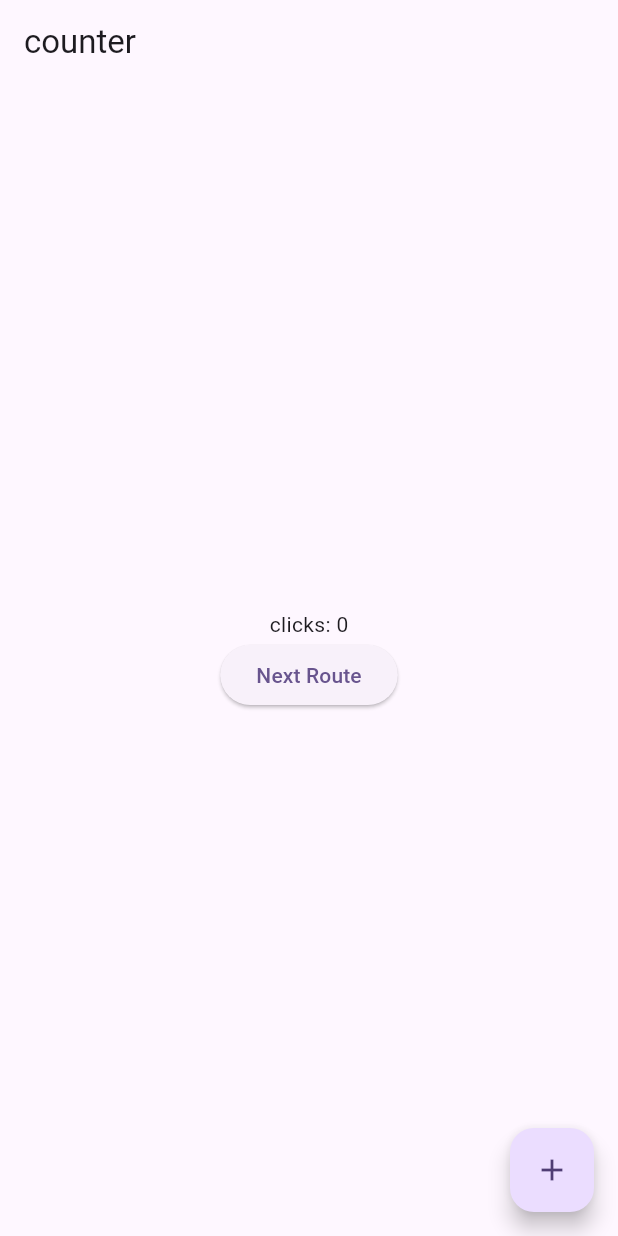
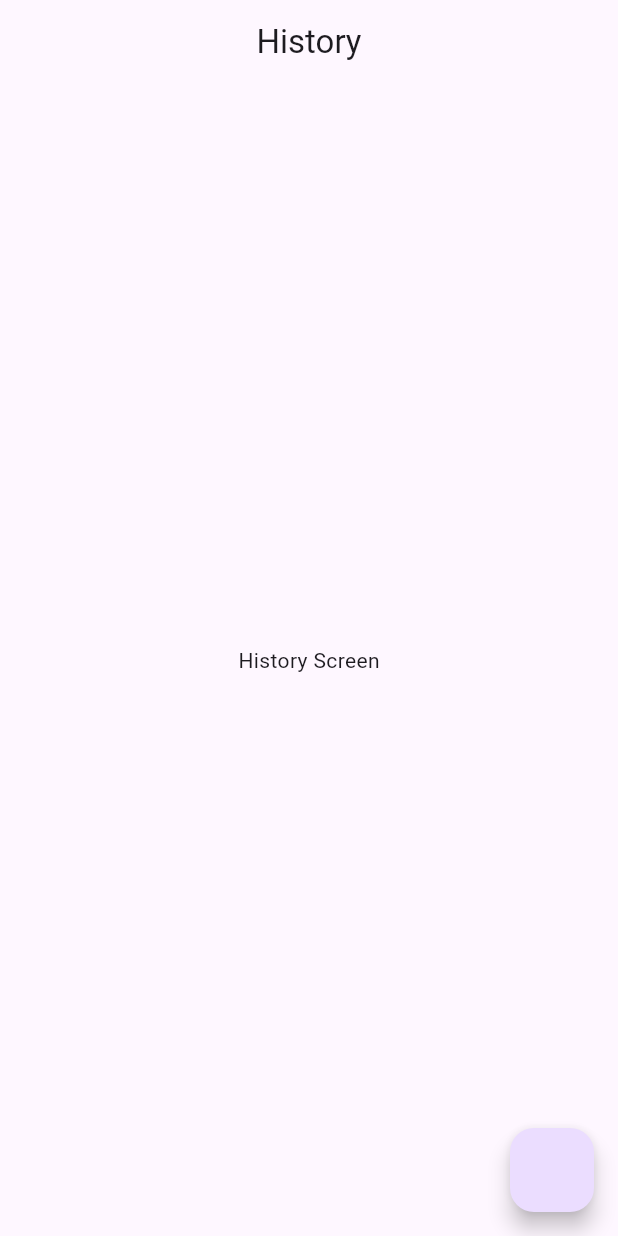
Before and after one commit to senadurgutt/WaterReminder, a Flutter app: the screen it shows after launch, on a phone screen of 412 x 824 dp. Run offline on Flutter 3.47's test engine with Material 3 defaults, Android fonts, the phone set to English and light mode, and no system bars; our stand-ins replace get.

Commit message:
added graph - home - list pages

```diff
--- a/lib/controller.dart
+++ b/lib/controller.dart
@@ -1,8 +1,5 @@
 import 'package:get/get.dart';
 
 class Controller extends GetxController {
-  var count = 0.obs;
-  void increment() {
-     count++;
-  }
+
 }
--- a/lib/main.dart
+++ b/lib/main.dart
@@ -1,20 +1,23 @@
 import 'package:flutter/material.dart';
 import 'package:water_reminder/controller.dart';
 import 'package:get/get.dart';
+import 'package:water_reminder/page/home.dart';
 
 
 void main() {
+
   runApp( MyApp());
 }
-
 class MyApp extends StatelessWidget {
 final controller = Get.put(Controller());
 
  MyApp({super.key});
+ bool isChecked = false;
   @override
   Widget build(BuildContext context) {
     return GetMaterialApp(
-      title: 'Flutter Demo',
+      debugShowCheckedModeBanner: false,
+      title: 'Water Reminder',
       theme: ThemeData(
         colorScheme: ColorScheme.fromSeed(seedColor: Colors.deepPurple),
       ),
@@ -22,46 +25,3 @@ final controller = Get.put(Controller());
     );
   }
 }
-
-
-class Home extends StatelessWidget {
-  final controller = Get.put(Controller());
-
- Home({super.key});
-  @override
-  Widget build(BuildContext context) {
-    return Scaffold(
-      appBar: AppBar(title: Text("counter")),
-      body: Center(
-        child: Column(
-          mainAxisAlignment: MainAxisAlignment.center,
-          children: [
-            GetBuilder<Controller>(
-                builder: (_) => Text(
-                      'clicks: ${controller.count}',
-                    )),
-            ElevatedButton(
-              child: Text('Next Route'),
-              onPressed: () {
-                Get.to(Second());
-              },
-            ),
-          ],
-        ),
-      ),
-      floatingActionButton: FloatingActionButton(
-          onPressed: controller.increment,
-          child: Icon(Icons.add),
-          ),
-    );
-  }
-}
-class Second extends StatelessWidget {
-  final Controller ctrl = Get.find();
-
-   Second({super.key});
-  @override
-  Widget build(context){
-     return Scaffold(body: Center(child: Text("${ctrl.count}")));
-  }
-}
--- /dev/null
+++ b/lib/page/List.dart
@@ -0,0 +1,18 @@
+import 'package:flutter/material.dart';
+
+class HistoryView extends StatefulWidget {
+  const HistoryView({super.key});
+
+  @override
+  State<HistoryView> createState() => _HistoryViewState();
+}
+
+class _HistoryViewState extends State<HistoryView> {
+  @override
+  Widget build(BuildContext context) {
+    return Scaffold(
+      appBar: AppBar(centerTitle: true, title: Text("History")),
+      body: Center(child: Text("History Screen")),
+    );
+  }
+}
--- /dev/null
+++ b/lib/page/home.dart
@@ -0,0 +1,23 @@
+import 'package:flutter/material.dart';
+import 'package:water_reminder/page/List.dart';
+import 'package:water_reminder/page/graph_view.dart';
+class Home extends StatefulWidget {
+
+ Home({super.key});
+
+  @override
+  State<Home> createState() => _HomeState();
+}
+
+class _HomeState extends State<Home> {
+  @override
+  Widget build(BuildContext context) {
+    return Scaffold(
+     // appBar: AppBar(title: Text("WATER")),
+      body: HistoryView(),
+      floatingActionButton: FloatingActionButton(
+          onPressed: null,
+          ),
+    );
+  }
+}
```
Also changed, not shown: lib/page/graph_view.dart (added, +18 -0 lines).
